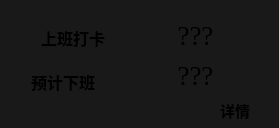
Above: dialog.ui from fansilea/DAHelper before the change. Below: the same form after it.
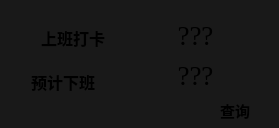
That is the form after the change.

The edit to the form file:
```diff
--- a/dialog.ui
+++ b/dialog.ui
@@ -94,7 +94,7 @@
     </font>
    </property>
    <property name="text">
-    <string>详情</string>
+    <string>查询</string>
    </property>
   </widget>
   <widget class="QLabel" name="labelOff">
```
